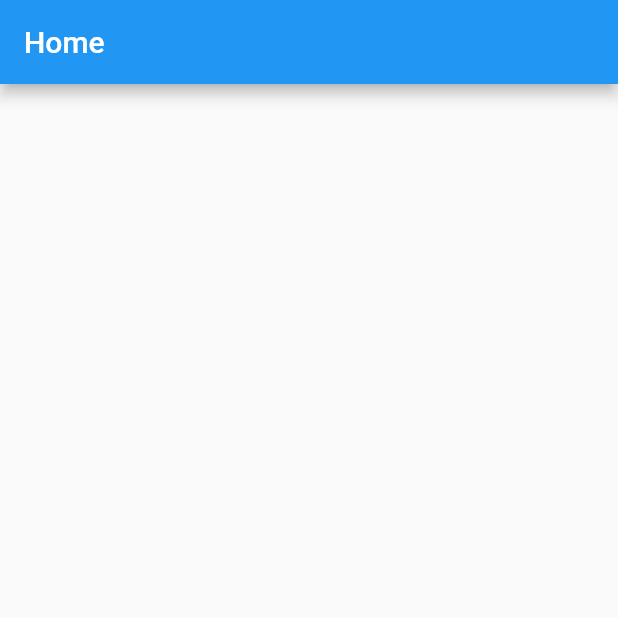
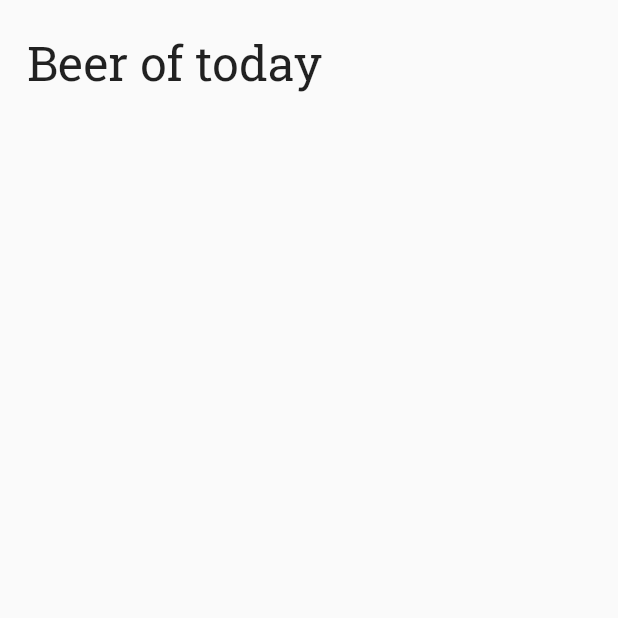
Before and after one commit to renankanu/app_nice_beer, a Flutter app: the screen it shows after launch, after a tap on "Skip", after a tap on "Done", on a phone screen of 412 x 824 dp, the top half of it. Run offline on Flutter 3.47's test engine with Material 2 defaults, Android fonts, the phone set to English and light mode, and no system bars; our stand-ins replace flutter_modular, google_fonts, introduction_screen, mobx; generated files the repository leaves out were written again.

```diff
--- a/lib/app/app_widget.dart
+++ b/lib/app/app_widget.dart
@@ -1,14 +1,19 @@
 import 'package:flutter/material.dart';
 import 'package:flutter_modular/flutter_modular.dart';
+import 'package:google_fonts/google_fonts.dart';
 
 class AppWidget extends StatelessWidget {
   @override
   Widget build(BuildContext context) {
     return MaterialApp(
+      debugShowCheckedModeBanner: false,
       navigatorKey: Modular.navigatorKey,
       title: 'Flutter Slidy',
       theme: ThemeData(
         primarySwatch: Colors.blue,
+        textTheme: GoogleFonts.robotoSlabTextTheme(
+          Theme.of(context).textTheme,
+        ),
       ),
       initialRoute: '/',
       onGenerateRoute: Modular.generateRoute,
--- a/lib/app/modules/home/home_page.dart
+++ b/lib/app/modules/home/home_page.dart
@@ -16,11 +16,19 @@ class _HomePageState extends ModularState<HomePage, HomeController> {
   @override
   Widget build(BuildContext context) {
     return Scaffold(
-      appBar: AppBar(
-        title: Text(widget.title),
-      ),
-      body: Column(
-        children: <Widget>[],
+      body: SafeArea(
+        child: Padding(
+          padding: const EdgeInsets.symmetric(horizontal: 18),
+          child: Column(
+            children: <Widget>[
+              SizedBox(height: 20),
+              Text(
+                'Beer of today',
+                style: TextStyle(fontSize: 32),
+              ),
+            ],
+          ),
+        ),
       ),
     );
   }
--- a/lib/app/modules/intro/intro_page.dart
+++ b/lib/app/modules/intro/intro_page.dart
@@ -1,5 +1,6 @@
 import 'package:app_nice_beer/app/utils/custom_colors.dart';
 import 'package:flutter/material.dart';
+import 'package:flutter/services.dart';
 import 'package:introduction_screen/introduction_screen.dart';
 
 class IntroScreen extends StatefulWidget {
@@ -23,6 +24,9 @@ class _IntroScreenState extends State<IntroScreen> {
 
   @override
   Widget build(BuildContext context) {
+    SystemChrome.setSystemUIOverlayStyle(
+      SystemUiOverlayStyle.dark.copyWith(statusBarColor: Colors.transparent),
+    );
     const bodyStyle = TextStyle(fontSize: 19.0);
     const pageDecoration = const PageDecoration(
       titleTextStyle: TextStyle(fontSize: 28.0, fontWeight: FontWeight.w700),
@@ -57,7 +61,6 @@ class _IntroScreenState extends State<IntroScreen> {
         ),
       ],
       onDone: () => _onIntroEnd(context),
-      //onSkip: () => _onIntroEnd(context), // You can override onSkip callback
       showSkipButton: true,
       skipFlex: 0,
       nextFlex: 0,
@@ -71,7 +74,7 @@ class _IntroScreenState extends State<IntroScreen> {
         size: Size(10.0, 10.0),
         color: CustomColors.emerald80,
         activeColor: CustomColors.emerald,
-        activeSize: Size(22.0, 10.0),
+        activeSize: Size(44.0, 10.0),
         activeShape: RoundedRectangleBorder(
           borderRadius: BorderRadius.all(Radius.circular(25.0)),
         ),
--- a/pubspec.yaml
+++ b/pubspec.yaml
@@ -36,6 +36,7 @@ dependencies:
   mobx: ^1.2.1+4
   flutter_modular: ^2.0.1
   introduction_screen: ^1.0.9
+  google_fonts: ^1.1.1
   flutter:
     sdk: flutter
 
@@ -47,6 +48,7 @@ dev_dependencies:
   modular_codegen: ^2.0.0+1
   mobx_codegen: ^1.1.1+3
   build_runner: ^1.10.1
+  json_serializable: ^3.5.0
   flutter_test:
     sdk: flutter
 
```
Also changed, not shown: lib/app/models/beer_model.dart (added, +141 -0 lines), lib/app/models/beer_model.g.dart (added), pubspec.lock, 3 other files.
